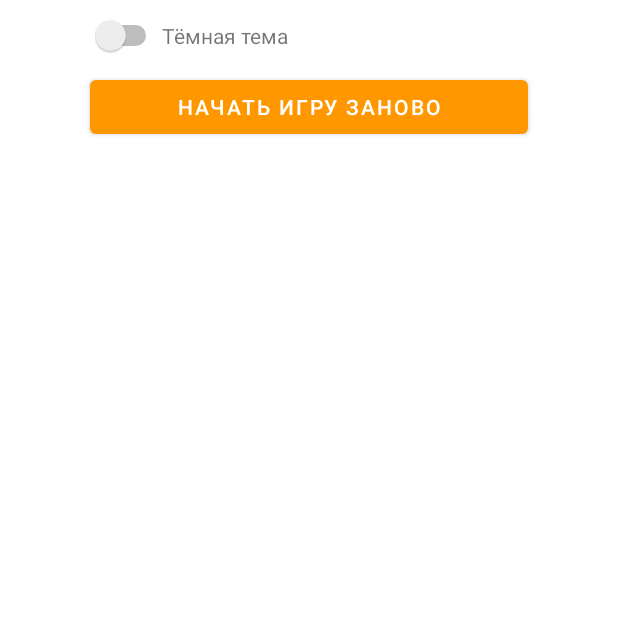
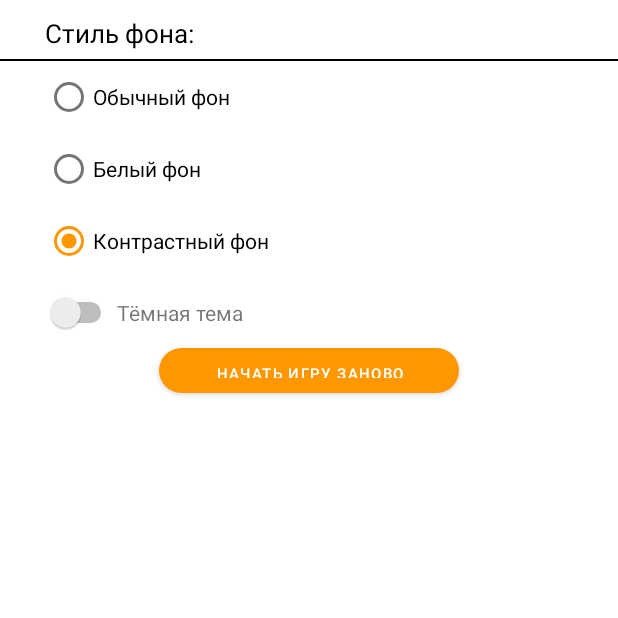
Before and after one commit to LvovKirill/Simulation_EAD, an Android app: the screen it shows after launch (SettingsActivity), after a tap on an icon or button, on a phone screen of 412 x 824 dp, the top half of it. Run offline under Robolectric (Android 15) with nearby library versions, the light colour scheme and no system bars; our stand-ins replace AdMob; 3 statements that could not run were skipped.

Commit message:
Полное сохранение данных StatusFragment, рандомная генерация вознагрождения за рекламу

```diff
--- a/app/src/main/java/com/example/simulation_ead/EventAdapter.java
+++ b/app/src/main/java/com/example/simulation_ead/EventAdapter.java
@@ -267,6 +267,10 @@ if (p.status == true) {
         SharedPreferences.Editor sv_progressbar_lvl = MainActivity.sharedPreferences_progressbar_lvl.edit();
         sv_progressbar_lvl.putInt("progressbar_progressbar_lvl", StatusFragment.progress_lvl);
         sv_progressbar_lvl.commit();
+
+        SharedPreferences.Editor sv_lvl = MainActivity.sharedPreferences_lvl.edit();
+        sv_lvl.putInt("textView_lvl", MainActivity.lvl);
+        sv_lvl.commit();
     }
 
 
--- a/app/src/main/java/com/example/simulation_ead/MainActivity.java
+++ b/app/src/main/java/com/example/simulation_ead/MainActivity.java
@@ -168,7 +168,7 @@ public class MainActivity extends AppCompatActivity implements View.OnClickListe
                         @Override
                         public void onUserEarnedReward(@NonNull RewardItem reward) {
 
-                            CustomToast.makeText(activityContext, "Повышен уровень счастья", Toast.LENGTH_SHORT, 1, R.drawable.ic_smiling).show();
+                            CustomToast.makeText(activityContext,Toast.LENGTH_SHORT,3).show();
 
 
                             rewardedAd = new RewardedAd(activityContext,
@@ -231,7 +231,7 @@ public class MainActivity extends AppCompatActivity implements View.OnClickListe
             textView.setText(mas_lvl[lvl - 1].name_lvl);
             imageView.setImageResource(mas_lvl[lvl - 1].image_lvl);
             imageView_background.setImageResource(mas_lvl[lvl - 1].background_lvl);
-            StatusFragment.textView_lvl.setText(Integer.valueOf(lvl - 1).toString());
+            StatusFragment.textView_lvl.setText(Integer.valueOf(lvl).toString());
         }
 
 
@@ -293,6 +293,7 @@ public class MainActivity extends AppCompatActivity implements View.OnClickListe
     protected void onStart() {
         loadParams();
         createLvl();
+//        createLvl();
 //        Intent questionIntent = new Intent(MainActivity.this,
 //                MindActivity.class);
 //        startActivityForResult(questionIntent, 5;
@@ -342,6 +343,12 @@ public class MainActivity extends AppCompatActivity implements View.OnClickListe
         StatusFragment.progress_lvl = sharedPreferences_progressbar_lvl.getInt("progressbar_progressbar_lvl", 0);
         StatusFragment.setProgress_lvl();
 
+        sharedPreferences_lvl = getPreferences(MODE_PRIVATE);
+        MainActivity.lvl = sharedPreferences_lvl.getInt("textView_lvl", 1);
+        StatusFragment.set_lvl(Integer.toString(MainActivity.lvl));
+
+//        StatusFragment.setProgress_lvl();
+
 
 //        sharedPreferences_lvl = getPreferences(MODE_PRIVATE);
 //        MainActivity.lvl = sharedPreferences_lvl.getInt("progressbar_lvl", 1);
--- a/app/src/main/java/com/example/simulation_ead/RestActivity.java
+++ b/app/src/main/java/com/example/simulation_ead/RestActivity.java
@@ -30,7 +30,7 @@ public class RestActivity extends AppCompatActivity {
     }
 
     void fillData() {
-        events.add(new Event(-9, 10, -5, 1,R.drawable.ic_slumber,2, "Поспать", MainActivity.createAccessIndicatorForEvent(1)));
+        events.add(new Event(50, 50, 50, 1,R.drawable.ic_slumber,2, "Поспать", MainActivity.createAccessIndicatorForEvent(1)));
         events.add(new Event(-9, 10, -5, 1,R.drawable.ic_food,2, "Поесть в сталовой лицея", MainActivity.createAccessIndicatorForEvent(1)));
         events.add(new Event(-9, 10, -5, 1,R.drawable.ic_breakfast,2, "Поесть дома", MainActivity.createAccessIndicatorForEvent(1)));
         events.add(new Event(-9, 10, -5, 1,R.drawable.ic_stalovaya,2, "Поесть в сталовой МИФИ", MainActivity.createAccessIndicatorForEvent(1)));
--- a/app/src/main/java/com/example/simulation_ead/StatusFragment.java
+++ b/app/src/main/java/com/example/simulation_ead/StatusFragment.java
@@ -53,6 +53,9 @@ public class StatusFragment extends Fragment {
     }
     public static void setProgress_lvl() {
         progressbar_lvl.setProgress(progress_lvl);
+    }
+    public static void set_lvl(String lvl) {
+        textView_lvl.setText(lvl);
     }
 
 
--- a/app/src/main/res/drawable/ic_padlock.xml
+++ b/app/src/main/res/drawable/ic_padlock.xml
@@ -14,10 +14,10 @@
       android:fillColor="#899EA8"/>
   <path
       android:pathData="M59.345,230.349h393.313v281.654h-393.313z"
-      android:fillColor="#B3B3B3"/>
+      android:fillColor="#BFBFBF"/>
   <path
       android:pathData="M59.345,230.349h34.473v281.654h-34.473z"
-      android:fillColor="#939393"/>
+      android:fillColor="#9A9A9A"/>
   <path
       android:pathData="M298.31,344.737c0,-23.367 -18.943,-42.309 -42.309,-42.309s-42.309,18.942 -42.309,42.309c0,16.094 8.988,30.088 22.216,37.24l-6.808,52.078h53.803l-6.808,-52.078C289.324,374.825 298.31,360.832 298.31,344.737z"
       android:fillColor="#3E3D4C"/>
--- a/app/src/main/res/layout/activity_settings.xml
+++ b/app/src/main/res/layout/activity_settings.xml
@@ -7,11 +7,59 @@
     android:orientation="vertical"
     tools:context=".SettingsActivity">
 
+    <TextView
+        android:layout_width="match_parent"
+        android:layout_height="wrap_content"
+        android:layout_marginTop="10dp"
+        android:text="Стиль фона: "
+        android:textColor="@color/black"
+        android:layout_marginHorizontal="30dp"
+        android:textSize="17dp"/>
+
+    <RelativeLayout
+        android:layout_width="match_parent"
+        android:layout_height="1dp"
+        android:layout_marginTop="5dp"
+        android:background="@color/black"/>
+
+    <RadioGroup
+        android:id="@+id/radioGroup"
+        android:layout_width="match_parent"
+        android:layout_height="wrap_content"
+        android:layout_marginHorizontal="30dp"
+        android:orientation="vertical">
+
+        <RadioButton
+            android:id="@+id/radio_red"
+            android:layout_width="match_parent"
+            android:layout_height="wrap_content"
+            android:text="Обычный фон"
+            android:layout_weight="1" />
+
+        <RadioButton
+            android:id="@+id/radio_blue"
+            android:layout_width="match_parent"
+            android:layout_height="wrap_content"
+            android:text="Белый фон"
+            android:layout_weight="1" />
+
+
+        <RadioButton
+            android:id="@+id/radio_gray"
+            android:layout_width="match_parent"
+            android:layout_height="wrap_content"
+            android:text="Контрастный фон"
+            android:layout_weight="1"
+            android:checked="true" />
+    </RadioGroup>
+
     <LinearLayout
         android:layout_width="match_parent"
         android:layout_height="wrap_content"
-        android:layout_marginHorizontal="60dp"
+        android:orientation="horizontal"
+        android:layout_marginHorizontal="30dp"
         android:layout_marginVertical="10dp">
+
         <Switch
             android:layout_width="wrap_content"
             android:layout_height="wrap_content"/>
@@ -22,10 +70,12 @@
     </LinearLayout>
 
     <Button
-        android:layout_width="match_parent"
-        android:layout_height="wrap_content"
+        android:layout_width="200dp"
+        android:layout_height="30dp"
         android:id="@+id/btn_restart"
-        android:layout_marginHorizontal="60dp"
+        android:textSize="10dp"
+        android:background="@drawable/background_lvl_style"
+        android:layout_gravity="center"
         android:text="Начать игру заново"/>
 
 </LinearLayout>
--- a/app/src/main/res/values/strings.xml
+++ b/app/src/main/res/values/strings.xml
@@ -11,4 +11,6 @@
     <string name="Portnov">Михаил Портнов — видеоблогер и основатель школы тестеров программного обеспечения «Portnov Computer School» в Кремниевой долине.
 
 Своими видео Михаил сильно повлиял на мою жизнь, начиная от создания моего YouTube-канала до работы в IT. Поскольку у него есть целая книга о своей жизни, мы лишь вскользь затронули биографию: Михаил рассказал об антисиметизме в Советском Союзе, сложностях в учёбе и работе, массовой иммиграции после распада СССР и том, что сподвигло переехать в США его самого.</string>
+    <!-- TODO: Remove or change this placeholder text -->
+    <string name="hello_blank_fragment">Hello blank fragment</string>
 </resources>
```
Also changed, not shown: app/src/main/java/com/example/simulation_ead/CustomToast.java (+24 -8 lines), app/src/main/java/com/example/simulation_ead/FriendsActivity.java (+15 -0 lines), app/src/main/java/com/example/simulation_ead/NewFriendAnimFragment.java (added, +18 -0 lines), app/src/main/res/layout/activity_friends.xml (+21 -8 lines), app/src/main/res/layout/fragment_new_friend_anim.xml (added, +24 -0 lines), app/src/main/res/layout/reklam_custom_toast.xml (added, +120 -0 lines).
